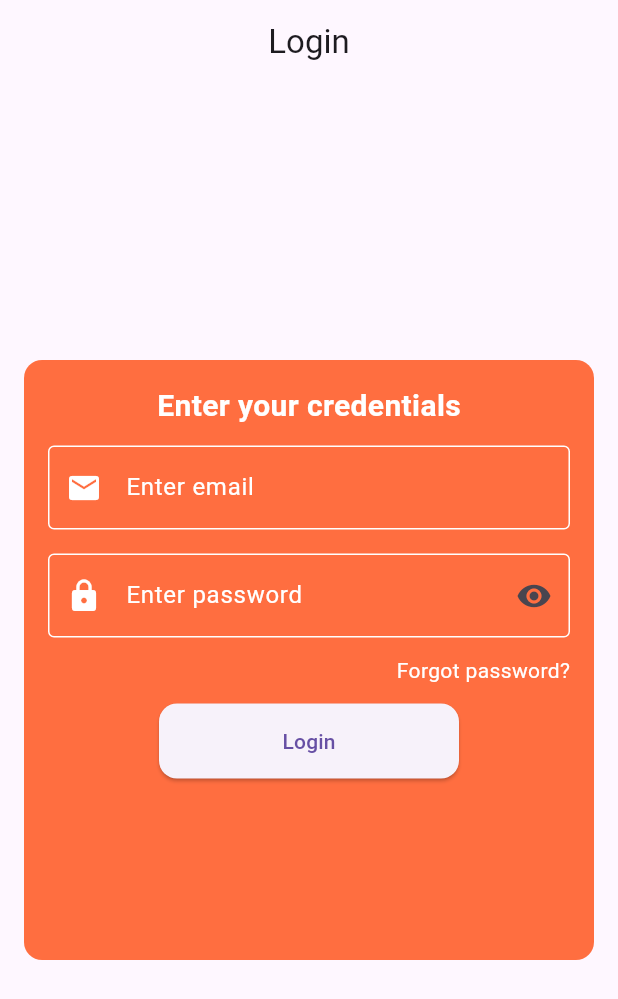
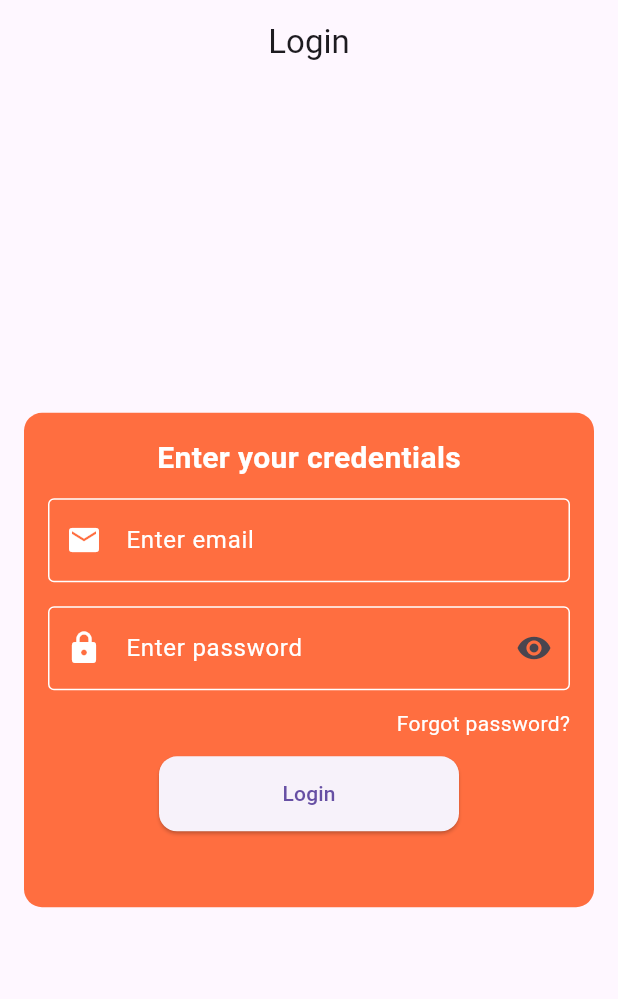
Before and after one commit to Faraz-Sarwar/flutter-login-app, a Flutter app: the screen it shows after launch, on a phone screen of 412 x 824 dp. Shown: the top 999 px of the screen. Run offline on Flutter 3.47's test engine with Material 3 defaults, Android fonts, the phone set to English and light mode, and no system bars.

Commit message:
Made it responsive

```diff
--- a/lib/screens/login_screen.dart
+++ b/lib/screens/login_screen.dart
@@ -23,7 +23,7 @@ class _HomeScreenState extends State<LoginScreen> {
           mainAxisAlignment: MainAxisAlignment.center,
           children: [
             Container(
-              height: 400,
+              height: MediaQuery.of(context).size.height * 0.4,
               width: double.infinity,
               decoration: BoxDecoration(
                 color: Colors.deepOrangeAccent,
```
